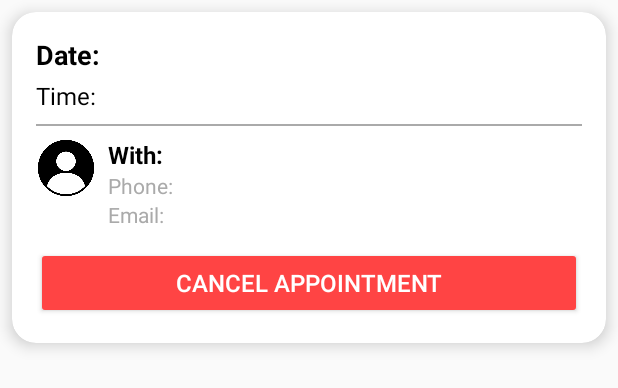
After one commit to EliranMalka1/BarberShop-AndroidStudio, an Android app: the layout item_future_appointment.xml on its own in the app's theme, with its tools: preview values and no code run, on a phone screen of 412 x 824 dp. The commit adds this screen. Shown: the top 388 px of the screen. Run offline under Robolectric (Android 15) with nearby library versions, the phone set to English and light mode, and no system bars.

Commit message:
Future Recycle View

```diff
--- a/app/src/main/java/com/example/navigtion_app/frams/Fragment_main.java
+++ b/app/src/main/java/com/example/navigtion_app/frams/Fragment_main.java
@@ -357,11 +357,12 @@ public class Fragment_main extends Fragment {
         if ("client".equals(userType)) {
             buttonList.add(new ButtonItem("New Haircut", R.drawable.ic_plus, ContextCompat.getColor(view.getContext(), R.color.blue), R.id.action_fragment_main_to_gender));
             buttonList.add(new ButtonItem("My Barber", R.drawable.ic_personal, ContextCompat.getColor(requireContext(), R.color.green), R.id.action_fragment_main_to_fragment_profile));
-            buttonList.add(new ButtonItem("Future Haircuts", R.drawable.ic_future, ContextCompat.getColor(requireContext(), R.color.orange), R.id.action_fragment_main_to_fragment_profile));
+            buttonList.add(new ButtonItem("Future Haircuts", R.drawable.ic_future, ContextCompat.getColor(requireContext(), R.color.orange), R.id.action_fragment_main_to_fragment_FutureAppointments));
             buttonList.add(new ButtonItem("History", R.drawable.ic_history, ContextCompat.getColor(requireContext(), R.color.purple2), R.id.action_fragment_main_to_fragment_past_appointments));
         } else {
-            buttonList.add(new ButtonItem("View Schedule", R.drawable.ic_plus, ContextCompat.getColor(view.getContext(), R.color.blue), R.id.action_fragment_main_to_gender));
             buttonList.add(new ButtonItem("History", R.drawable.ic_history, ContextCompat.getColor(requireContext(), R.color.purple2), R.id.action_fragment_main_to_fragment_past_appointments));
+            buttonList.add(new ButtonItem("Future Haircuts", R.drawable.ic_future, ContextCompat.getColor(requireContext(), R.color.orange), R.id.action_fragment_main_to_fragment_FutureAppointments));
+
         }
 
         buttonAdapter = new ButtonAdapter(requireActivity(), buttonList);
--- /dev/null
+++ b/app/src/main/res/layout/item_future_appointment.xml
@@ -0,0 +1,99 @@
+<?xml version="1.0" encoding="utf-8"?>
+<androidx.cardview.widget.CardView xmlns:android="http://schemas.android.com/apk/res/android"
+    xmlns:app="http://schemas.android.com/apk/res-auto"
+    android:layout_width="match_parent"
+    android:layout_height="wrap_content"
+    android:layout_margin="8dp"
+    app:cardCornerRadius="16dp"
+    app:cardElevation="6dp">
+
+    <LinearLayout
+        android:layout_width="match_parent"
+        android:layout_height="wrap_content"
+        android:orientation="vertical"
+        android:padding="16dp">
+
+        <!-- תאריך ושעה -->
+        <TextView
+            android:id="@+id/tvFutureAppointmentDate"
+            android:layout_width="wrap_content"
+            android:layout_height="wrap_content"
+            android:text="Date: "
+            android:textColor="@android:color/black"
+            android:textSize="18sp"
+            android:textStyle="bold"
+            android:paddingBottom="4dp" />
+
+        <TextView
+            android:id="@+id/tvFutureAppointmentTime"
+            android:layout_width="wrap_content"
+            android:layout_height="wrap_content"
+            android:text="Time: "
+            android:textColor="@android:color/black"
+            android:textSize="16sp"
+            android:paddingBottom="8dp" />
+
+        <!-- קו מפריד דק -->
+        <View
+            android:layout_width="match_parent"
+            android:layout_height="1dp"
+            android:background="@android:color/darker_gray"
+            android:layout_marginBottom="8dp"/>
+
+        <!-- משתתף בפגישה -->
+        <LinearLayout
+            android:layout_width="match_parent"
+            android:layout_height="wrap_content"
+            android:orientation="horizontal">
+
+            <ImageView
+                android:id="@+id/ivFutureUserIcon"
+                android:layout_width="40dp"
+                android:layout_height="40dp"
+                android:src="@drawable/ic_person"
+                android:layout_marginEnd="8dp" />
+
+            <LinearLayout
+                android:layout_width="wrap_content"
+                android:layout_height="wrap_content"
+                android:orientation="vertical">
+
+                <TextView
+                    android:id="@+id/tvFutureAppointmentWith"
+                    android:layout_width="wrap_content"
+                    android:layout_height="wrap_content"
+                    android:text="With: "
+                    android:textColor="@android:color/black"
+                    android:textSize="16sp"
+                    android:textStyle="bold"/>
+
+                <TextView
+                    android:id="@+id/tvFutureAppointmentPhone"
+                    android:layout_width="wrap_content"
+                    android:layout_height="wrap_content"
+                    android:text="Phone: "
+                    android:textColor="@android:color/darker_gray"
+                    android:textSize="14sp"/>
+
+                <TextView
+                    android:id="@+id/tvFutureAppointmentEmail"
+                    android:layout_width="wrap_content"
+                    android:layout_height="wrap_content"
+                    android:text="Email: "
+                    android:textColor="@android:color/darker_gray"
+                    android:textSize="14sp"/>
+            </LinearLayout>
+        </LinearLayout>
+
+        <!-- כפתור ביטול -->
+        <Button
+            android:id="@+id/btnCancelAppointment"
+            android:layout_width="match_parent"
+            android:layout_height="wrap_content"
+            android:text="Cancel Appointment"
+            android:textSize="16sp"
+            android:textColor="@android:color/white"
+            android:backgroundTint="@android:color/holo_red_light"
+            android:layout_marginTop="12dp"/>
+    </LinearLayout>
+</androidx.cardview.widget.CardView>
```
Also changed, not shown: app/src/main/java/com/example/navigtion_app/Adapters/FutureAppointmentsAdapter.java (added, +191 -0 lines), app/src/main/java/com/example/navigtion_app/Adapters/PastAppointmentsAdapter.java (+22 -14 lines), app/src/main/java/com/example/navigtion_app/frams/Fragment_FutureAppointments.java (added, +117 -0 lines), app/src/main/res/layout/fragment__future_appointments.xml (added, +24 -0 lines), app/src/main/res/navigation/main_nav.xml (+7 -0 lines).
